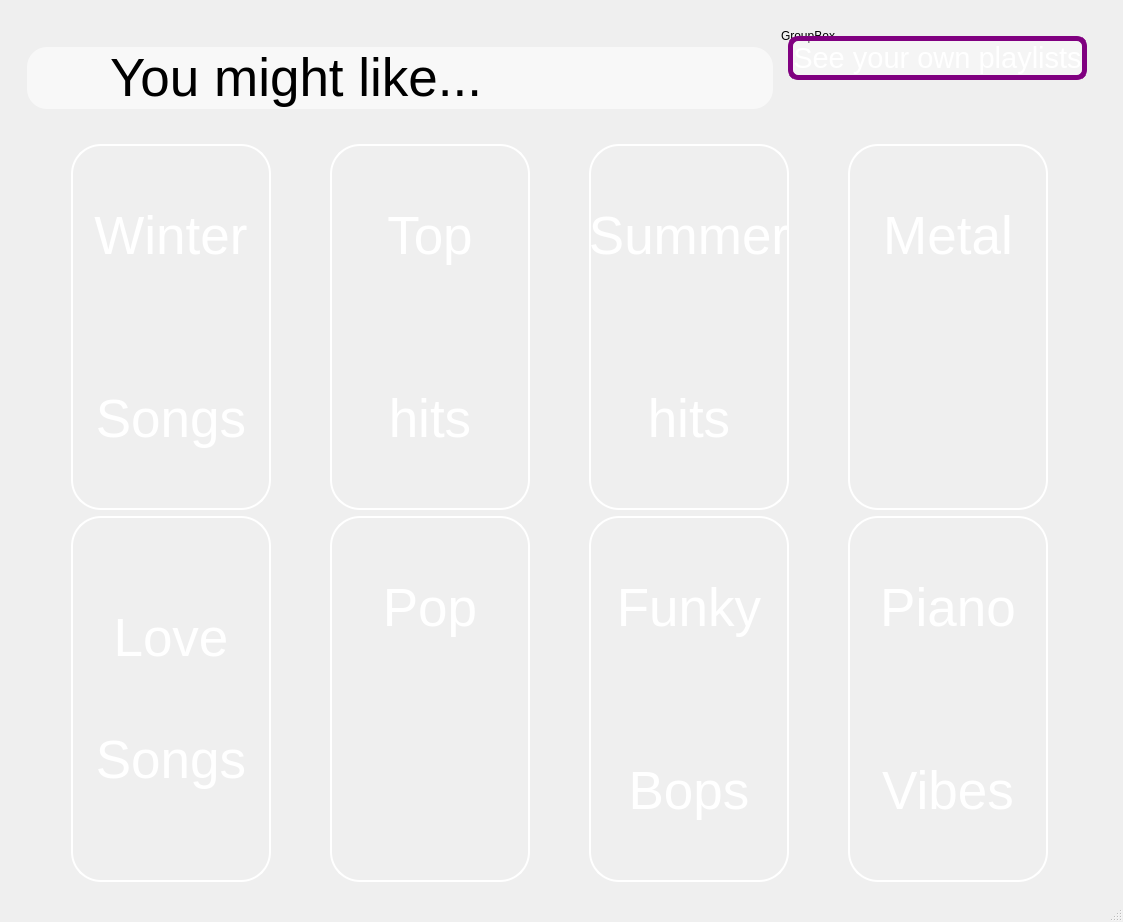
Before: the Qt Designer form ui/discover_page/discover_page.ui in incremen/CyberMusicStreaming, drawn with Qt 5.
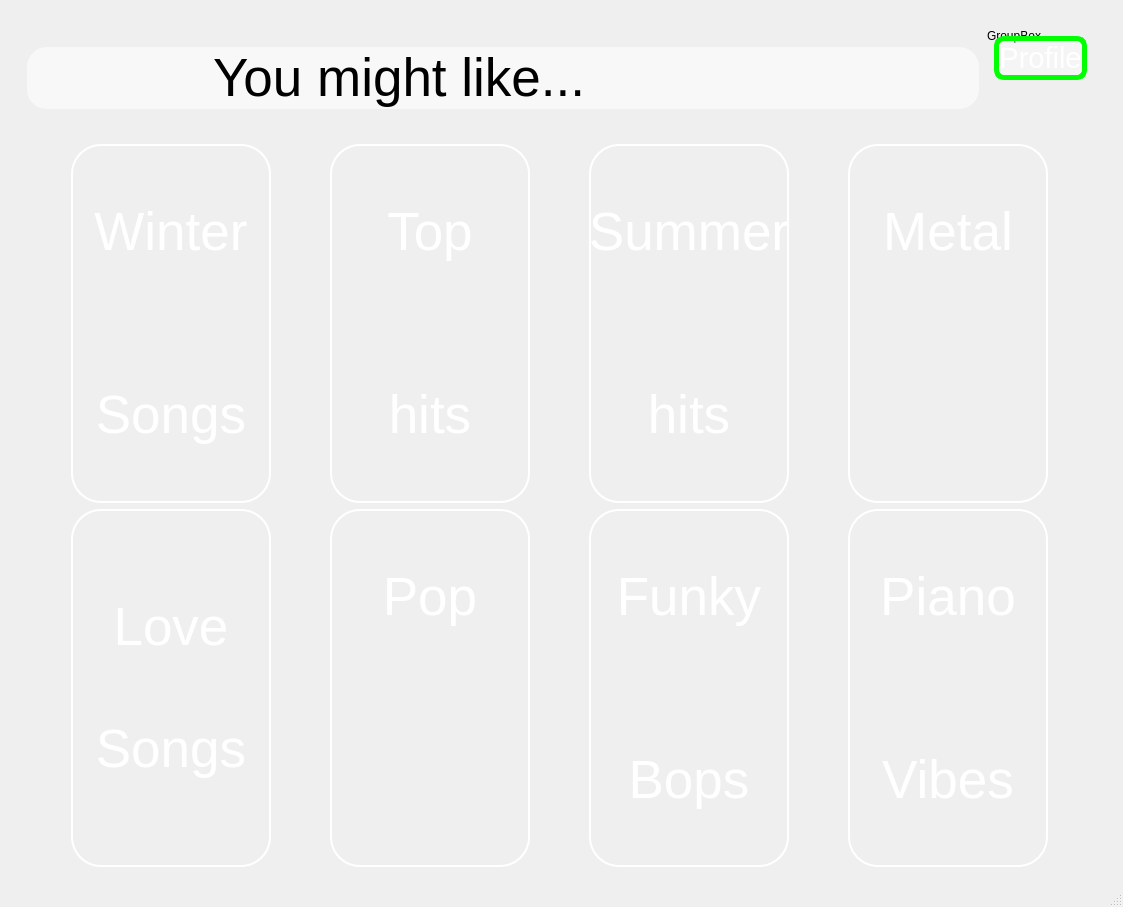
After: the same form once the commit is applied. Icons and pictures are not drawn.

Commit message: updated discover page ui

```diff
--- a/ui/discover_page/discover_page.ui
+++ b/ui/discover_page/discover_page.ui
@@ -7,7 +7,7 @@
     <x>0</x>
     <y>0</y>
     <width>1123</width>
-    <height>922</height>
+    <height>907</height>
    </rect>
   </property>
   <property name="windowTitle">
@@ -437,16 +437,16 @@
                <property name="styleSheet">
                 <string notr="true">QPushButton {
  background-color: rgba(255, 255, 255, 90); 
- color: white;
+ color: White;
 border-radius:10px;
-border: 5px solid purple;
+border: 5px solid lime;
 }
 
 
 </string>
                </property>
                <property name="text">
-                <string>See your own playlists</string>
+                <string>Profile</string>
                </property>
               </widget>
              </item>
```
The commit also changes 2 other files.
